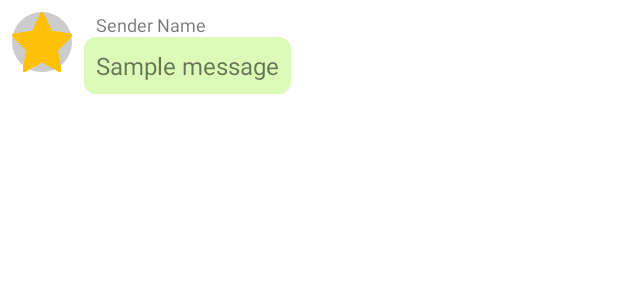
After one commit to elisham1/CoShop, an Android app built with Jetpack Compose: the layout chat_message_other_user.xml on its own in the app's theme, with its tools: preview values and no code run, on a phone screen of 412 x 824 dp. The commit adds this screen. Shown: the top 300 px of the screen. Run offline under Robolectric (Android 15) with nearby library versions, the phone set to English and light mode, and no system bars.

Commit message:
Names for users, moving the user to the left

```diff
--- /dev/null
+++ b/app/src/main/res/drawable/message_background_user.xml
@@ -0,0 +1,4 @@
+<shape xmlns:android="http://schemas.android.com/apk/res/android">
+    <solid android:color="#DCFBB8"/>
+    <corners android:radius="8dp"/>
+</shape>
--- /dev/null
+++ b/app/src/main/res/layout/chat_message_other_user.xml
@@ -0,0 +1,50 @@
+<LinearLayout xmlns:android="http://schemas.android.com/apk/res/android"
+    android:layout_width="match_parent"
+    android:layout_height="wrap_content"
+    android:orientation="horizontal"
+    android:padding="8dp"
+    android:gravity="start">
+
+    <ImageView
+        android:id="@+id/profileImageView"
+        android:layout_width="40dp"
+        android:layout_height="40dp"
+        android:layout_marginEnd="8dp"
+        android:src="@drawable/star"
+        android:scaleType="centerCrop"
+        android:background="@drawable/circle_background"
+        android:layout_gravity="start"/>
+
+    <LinearLayout
+        android:layout_width="wrap_content"
+        android:layout_height="wrap_content"
+        android:orientation="vertical"
+        android:layout_gravity="start">
+
+        <LinearLayout
+            android:layout_width="wrap_content"
+            android:layout_height="wrap_content"
+            android:orientation="horizontal"
+            android:gravity="start">
+
+            <TextView
+                android:id="@+id/nameTextView"
+                android:layout_width="wrap_content"
+                android:layout_height="match_parent"
+                android:layout_marginStart="8dp"
+                android:gravity="start"
+                android:text="Sender Name"
+                android:textSize="12sp" />
+        </LinearLayout>
+
+        <TextView
+            android:id="@+id/messageTextView"
+            android:layout_width="wrap_content"
+            android:layout_height="wrap_content"
+            android:background="@drawable/message_background_user"
+            android:padding="8dp"
+            android:text="Sample message"
+            android:textSize="16sp"
+            android:gravity="start"/>
+    </LinearLayout>
+</LinearLayout>
```
Also changed, not shown: app/src/main/java/com/elisham/coshop/ChatAdapter.java (+102 -27 lines), app/src/main/res/layout/chat_message.xml (+24 -2 lines), app/src/main/res/layout/chat_message_current_user.xml (added, +42 -0 lines).
